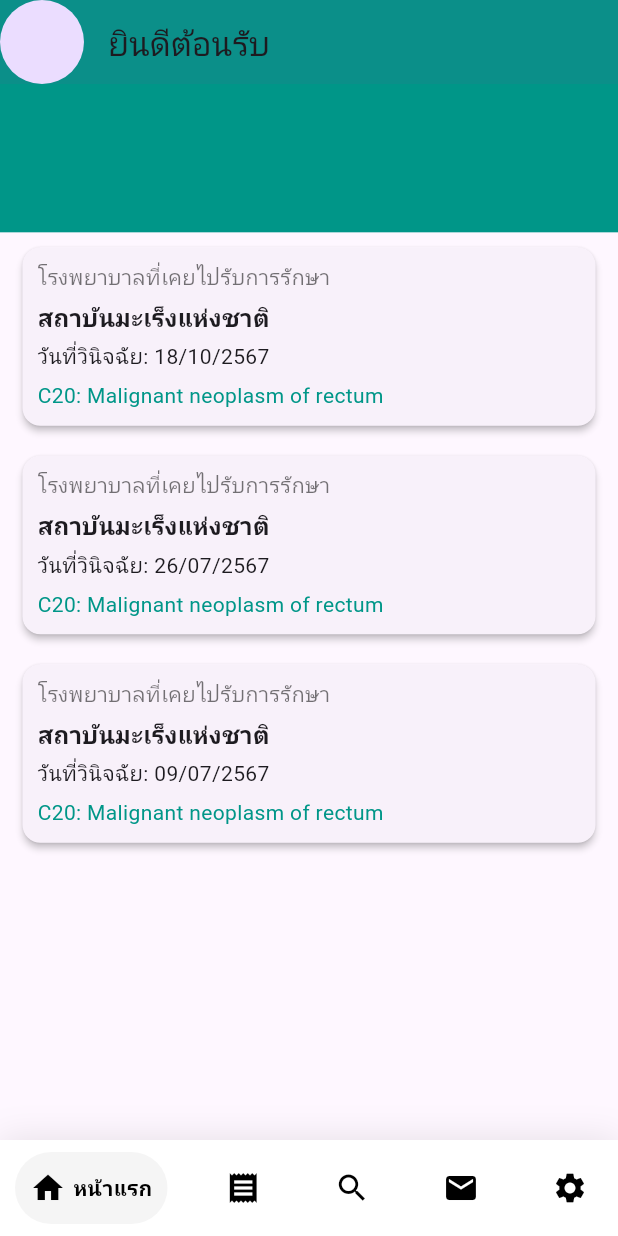
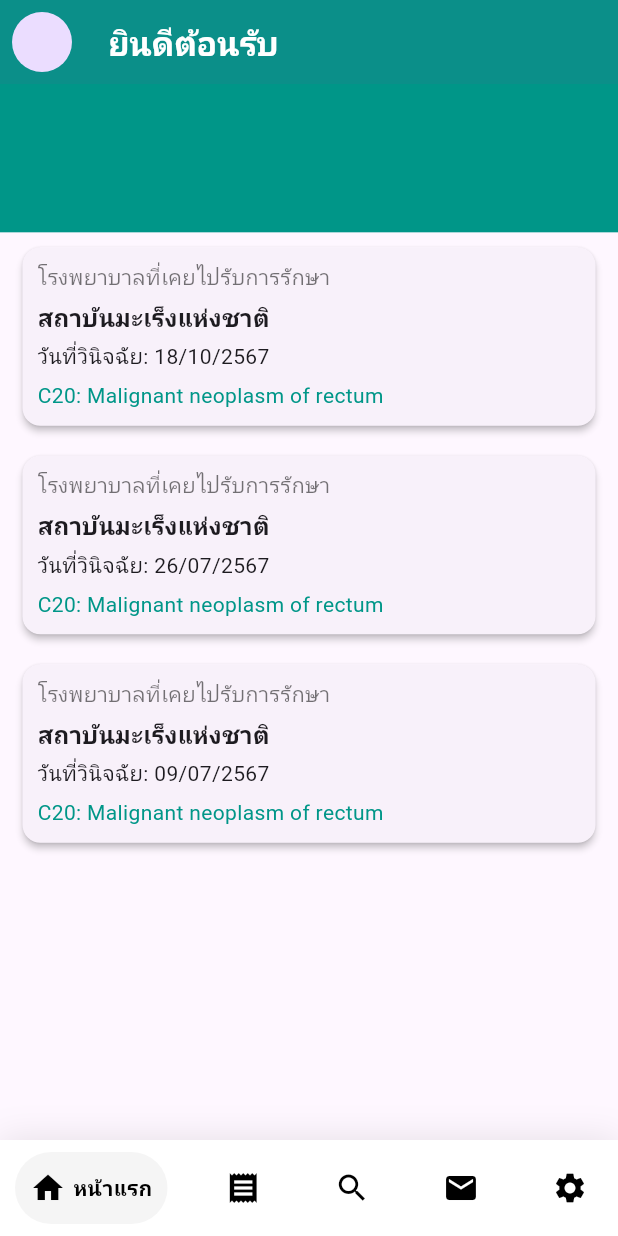
Before and after one commit to AshaTechCorporation/tcbapp, a Flutter app: the screen it shows after launch, on a phone screen of 412 x 824 dp. Run offline on Flutter 3.47's test engine with Material 3 defaults, Android fonts, the phone set to English and light mode, and no system bars; drawn by our look-alikes of google_nav_bar; project files that could hold a hidden picture were left out.

Commit message:
frist comit

```diff
--- a/lib/home/homePage.dart
+++ b/lib/home/homePage.dart
@@ -14,10 +14,13 @@
     final size = MediaQuery.of(context).size;
     return Scaffold(
       appBar: AppBar(
-        title: Text('ยินดีต้อนรับ'),
+        title: Text('ยินดีต้อนรับ', style: TextStyle(color: Colors.white, fontWeight: FontWeight.bold)),
         backgroundColor: Colors.teal,
         elevation: 5,
-        leading: CircleAvatar(),
+        leading: Padding(
+          padding: const EdgeInsets.all(8.0),
+          child: CircleAvatar(),
+        ),
       ),
       body: SingleChildScrollView(
         child: Column(
```
Also changed, not shown: pubspec.lock.
